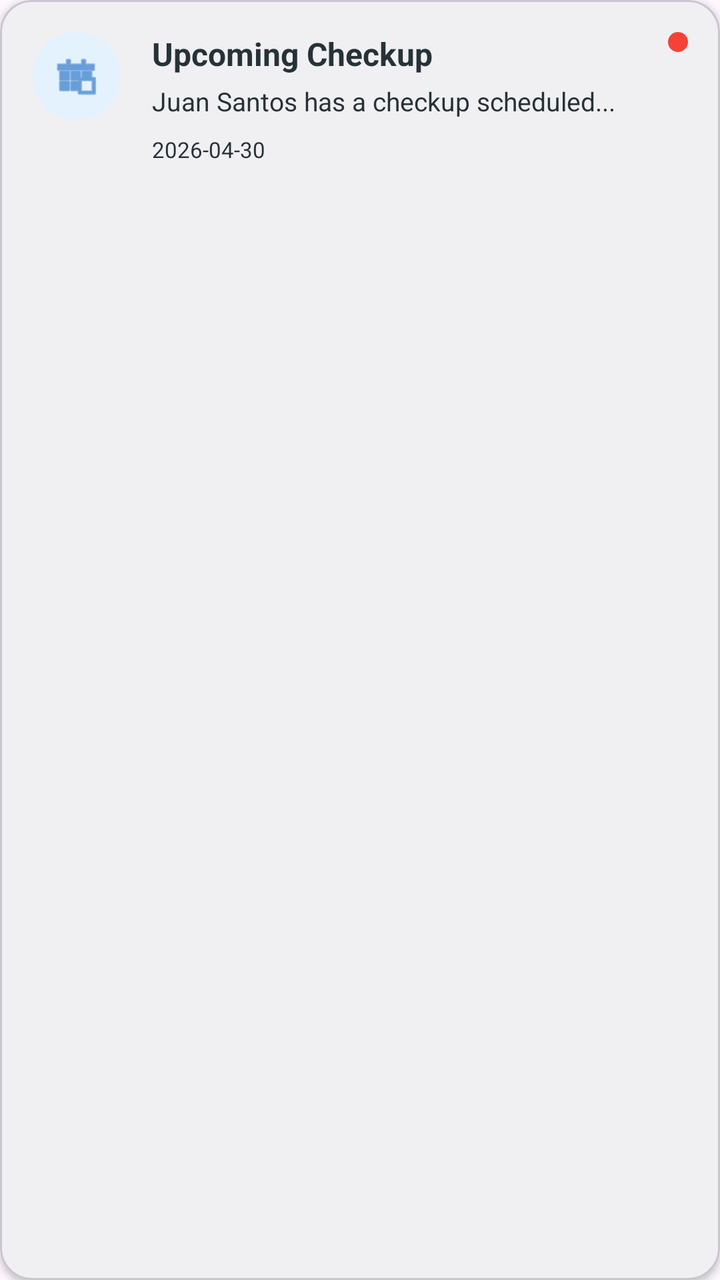
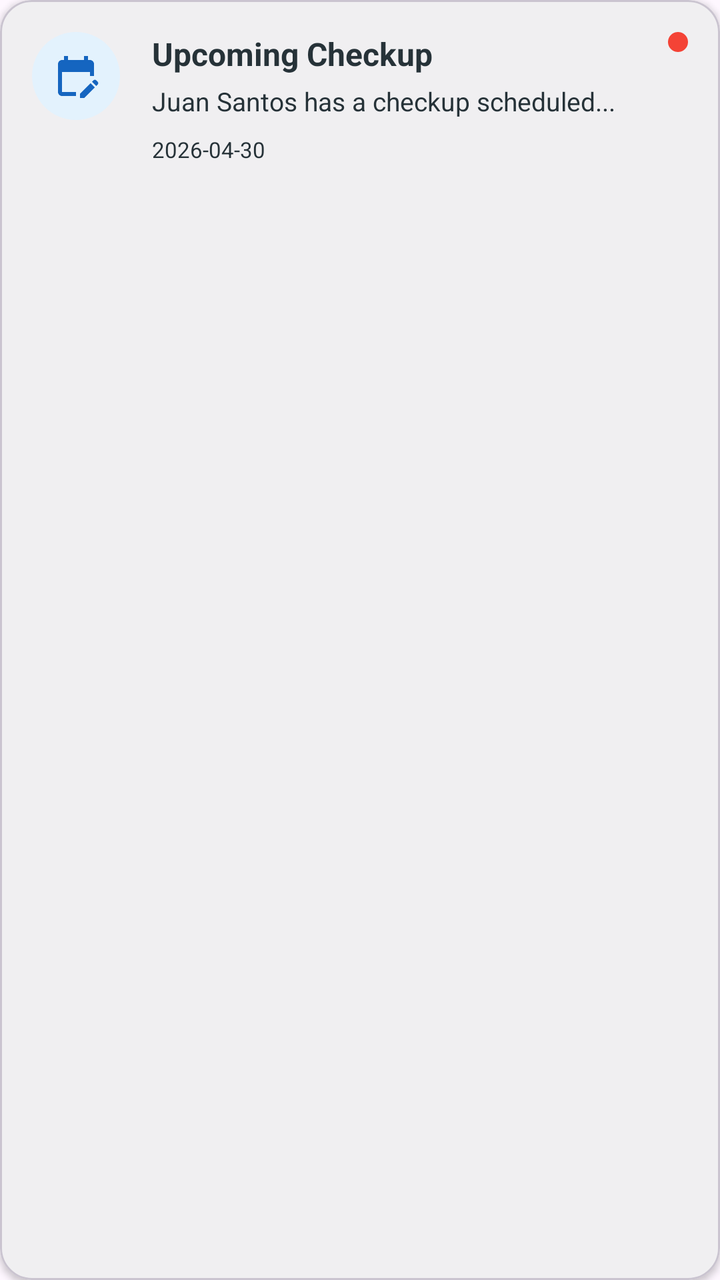

Before-and-after screenshots of an Android layout around one commit, followed by the original layout XML and the change that was made.
<!-- AndroidManifest.xml: application theme Theme.Mobicare -->
<!-- res/layout/item_notification.xml -->
<?xml version="1.0" encoding="utf-8"?>
<com.google.android.material.card.MaterialCardView
    xmlns:android="http://schemas.android.com/apk/res/android"
    xmlns:app="http://schemas.android.com/apk/res-auto"
    android:layout_width="match_parent"
    android:layout_height="wrap_content"
    android:layout_marginHorizontal="16dp"
    android:layout_marginVertical="8dp"
    app:cardCornerRadius="16dp"
    app:cardElevation="2dp">

    <androidx.constraintlayout.widget.ConstraintLayout
        android:layout_width="match_parent"
        android:layout_height="wrap_content"
        android:padding="16dp">

        
        <ImageView
            android:id="@+id/ivNotifIcon"
            android:layout_width="44dp"
            android:layout_height="44dp"
            android:background="@drawable/circle_light_blue"
            android:padding="10dp"
            android:src="@android:drawable/ic_menu_today"
            app:layout_constraintStart_toStartOf="parent"
            app:layout_constraintTop_toTopOf="parent"
            app:tint="@color/trust_blue" />

        
        <TextView
            android:id="@+id/tvNotifTitle"
            android:layout_width="0dp"
            android:layout_height="wrap_content"
            android:layout_marginStart="16dp"
            android:layout_marginEnd="8dp"
            android:text="Upcoming Checkup"
            android:textStyle="bold"
            android:textColor="@color/slate_navy"
            android:textSize="16sp"

            app:layout_constraintEnd_toStartOf="@+id/ivUnreadDot"
            app:layout_constraintStart_toEndOf="@+id/ivNotifIcon"
            app:layout_constraintTop_toTopOf="parent" />

        <TextView
            android:id="@+id/tvNotifMessage"
            android:layout_width="0dp"
            android:layout_height="wrap_content"
            android:layout_marginTop="4dp"
            android:text="Juan Santos has a checkup scheduled..."
            android:textColor="@color/slate_navy"
            android:textSize="13sp"
            app:layout_constraintEnd_toEndOf="@+id/tvNotifTitle"
            app:layout_constraintStart_toStartOf="@+id/tvNotifTitle"
            app:layout_constraintTop_toBottomOf="@+id/tvNotifTitle" />

        <TextView
            android:id="@+id/tvNotifDate"
            android:layout_width="wrap_content"
            android:layout_height="wrap_content"
            android:layout_marginTop="8dp"
            android:text="2026-04-30"
            android:textColor="@color/slate_navy"
            android:textSize="11sp"
            app:layout_constraintStart_toStartOf="@+id/tvNotifTitle"
            app:layout_constraintTop_toBottomOf="@+id/tvNotifMessage" />

        
        <ImageView
            android:id="@+id/ivUnreadDot"
            android:layout_width="10dp"
            android:layout_height="10dp"
            android:src="@drawable/circle_red"
            app:layout_constraintEnd_toEndOf="parent"
            app:layout_constraintTop_toTopOf="parent" />

    </androidx.constraintlayout.widget.ConstraintLayout>
</com.google.android.material.card.MaterialCardView>
<!-- resources referenced by this layout -->
<resources>
  <color name="slate_navy">#263238</color>
  <color name="trust_blue">#1565C0</color>
  <!-- drawable circle_light_blue (drawable) -->
  <?xml version="1.0" encoding="utf-8"?>
  <shape xmlns:android="http://schemas.android.com/apk/res/android"
      android:shape="oval">
      <solid android:color="#E3F2FD" />
  </shape>
  <!-- drawable circle_red (drawable) -->
  <?xml version="1.0" encoding="utf-8"?>
  <shape xmlns:android="http://schemas.android.com/apk/res/android"
      android:shape="oval">
      <solid android:color="#F44336" />
  </shape>
  <style name="Theme.Mobicare" parent="Base.Theme.Mobicare" />
  <style name="Base.Theme.Mobicare" parent="Theme.Material3.DayNight.NoActionBar">
          <item name="android:fontFamily">sans-serif</item>
          <item name="fontFamily">sans-serif</item>
          <item name="colorPrimary">@color/healing_green</item>
          <item name="colorOnPrimary">@color/pure_white</item>
          <item name="colorPrimaryContainer">@color/healing_green</item>
          <item name="colorOnPrimaryContainer">@color/pure_white</item>
          <item name="android:statusBarColor">#155A91</item>
      </style>
  <color name="healing_green">#388E3C</color>
  <color name="pure_white">#FFFFFF</color>
</resources>

<!-- the commit's change to res/layout/item_notification.xml (unified diff, before → after) -->
@@ -21,7 +21,7 @@
             android:layout_height="44dp"
             android:background="@drawable/circle_light_blue"
             android:padding="10dp"
-            android:src="@android:drawable/ic_menu_today"
+            android:src="@drawable/ic_consultation"
             app:layout_constraintStart_toStartOf="parent"
             app:layout_constraintTop_toTopOf="parent"
             app:tint="@color/trust_blue" />
<!-- resource entries referenced after the edit -->
@@ -14,6 +14,12 @@
       android:shape="oval">
       <solid android:color="#F44336" />
   </shape>
+  <!-- drawable ic_consultation (drawable) -->
+  <vector xmlns:android="http://schemas.android.com/apk/res/android" android:height="24dp" android:tint="#000000" android:viewportHeight="24" android:viewportWidth="24" android:width="24dp">
+        
+      <path android:fillColor="@android:color/white" android:pathData="M12,22H5c-1.11,0 -2,-0.9 -2,-2L3.01,6c0,-1.1 0.88,-2 1.99,-2h1V2h2v2h8V2h2v2h1c1.1,0 2,0.9 2,2v6h-2v-2H5v10h7V22zM22.13,16.99l0.71,-0.71c0.39,-0.39 0.39,-1.02 0,-1.41l-0.71,-0.71c-0.39,-0.39 -1.02,-0.39 -1.41,0l-0.71,0.71L22.13,16.99zM21.42,17.7l-5.3,5.3H14v-2.12l5.3,-5.3L21.42,17.7z"/>
+      
+  </vector>
   <style name="Theme.Mobicare" parent="Base.Theme.Mobicare" />
   <style name="Base.Theme.Mobicare" parent="Theme.Material3.DayNight.NoActionBar">
           <item name="android:fontFamily">sans-serif</item>
